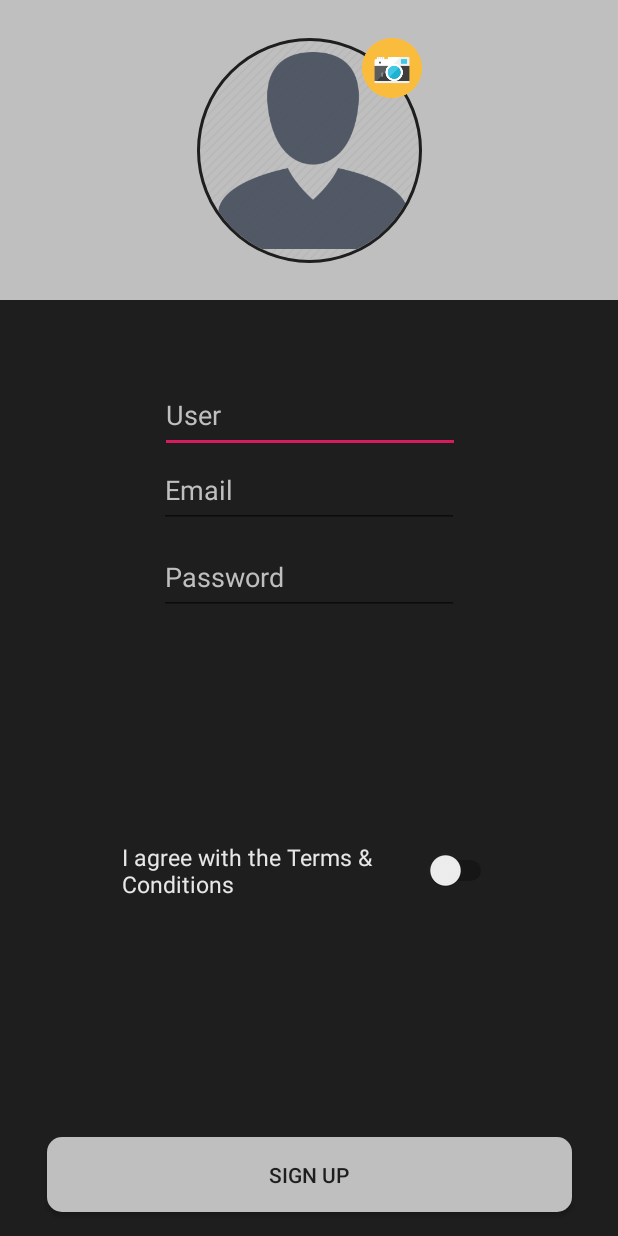
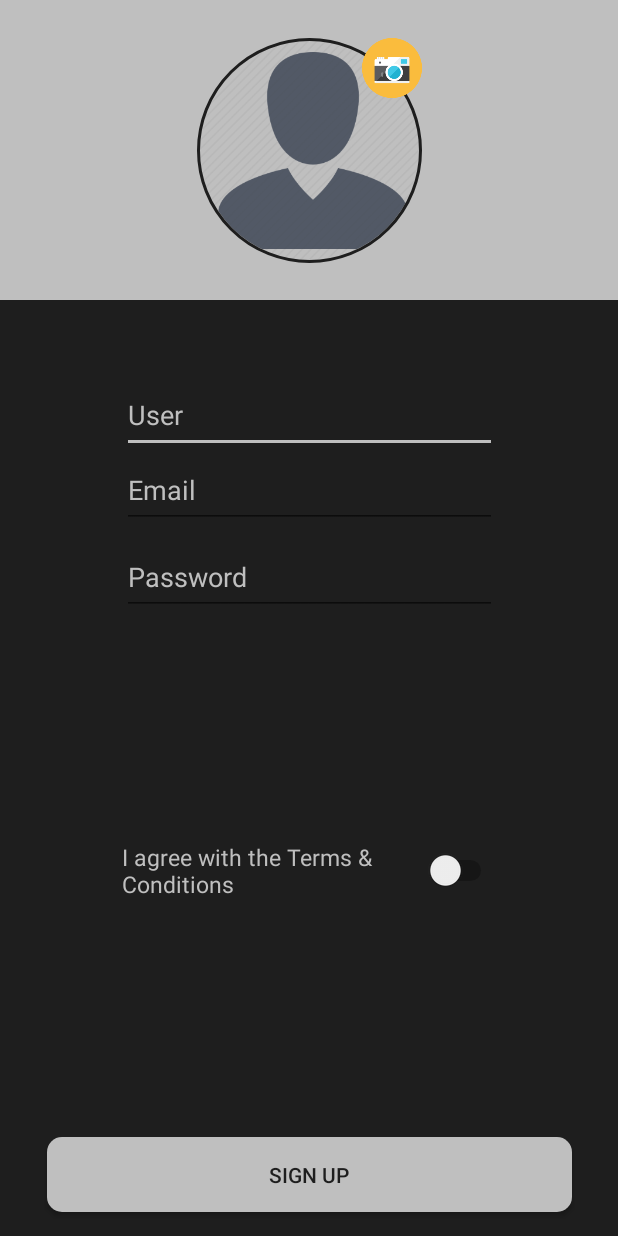
Before and after one commit to SebastianRueda/Login, an Android app: the layout activity_sign_up.xml on its own in the app's theme, with its tools: preview values and no code run, on a phone screen of 412 x 824 dp. Run offline under Robolectric (Android 15) with nearby library versions, the phone set to English and light mode, and no system bars.

Commit message:
más correciones de seguridad y eliminación de barras de las activitys.

```diff
--- a/app/src/main/java/com/infinixsoft/login/LoginActivity.java
+++ b/app/src/main/java/com/infinixsoft/login/LoginActivity.java
@@ -6,6 +6,7 @@ import android.content.SharedPreferences;
 import android.support.v7.app.AppCompatActivity;
 import android.os.Bundle;
 import android.view.View;
+import android.view.Window;
 import android.widget.Button;
 import android.widget.EditText;
 import android.widget.Toast;
@@ -23,6 +24,7 @@ public class LoginActivity extends AppCompatActivity {
     @Override
     protected void onCreate(Bundle savedInstanceState) {
         super.onCreate(savedInstanceState);
+        getSupportActionBar().hide();
         setContentView(R.layout.activity_login);
 
         editTextEmail = findViewById(R.id.editTextEmail);
--- a/app/src/main/java/com/infinixsoft/login/SignUpActivity.java
+++ b/app/src/main/java/com/infinixsoft/login/SignUpActivity.java
@@ -31,6 +31,7 @@ public class SignUpActivity extends AppCompatActivity {
     @Override
     protected void onCreate(Bundle savedInstanceState) {
         super.onCreate(savedInstanceState);
+        getSupportActionBar().hide();
         setContentView(R.layout.activity_sign_up);
 
         buttonSignUp = findViewById(R.id.buttonSignUp);
--- a/app/src/main/java/com/infinixsoft/login/StartActivity.java
+++ b/app/src/main/java/com/infinixsoft/login/StartActivity.java
@@ -6,6 +6,7 @@ import android.content.SharedPreferences;
 import android.support.v7.app.AppCompatActivity;
 import android.os.Bundle;
 import android.view.View;
+import android.view.Window;
 import android.widget.Button;
 import android.widget.ImageView;
 
@@ -22,6 +23,7 @@ public class StartActivity extends AppCompatActivity {
     @Override
     protected void onCreate(Bundle savedInstanceState) {
         super.onCreate(savedInstanceState);
+        getSupportActionBar().hide();
         setContentView(R.layout.activity_start);
 
         imageViewStart = findViewById(R.id.imageViewStart);
--- a/app/src/main/res/layout/activity_home.xml
+++ b/app/src/main/res/layout/activity_home.xml
@@ -4,7 +4,7 @@
     xmlns:tools="http://schemas.android.com/tools"
     android:layout_width="match_parent"
     android:layout_height="match_parent"
-    android:background="#1e1e1e"
+    android:background="@color/colorBackgroundDark"
     tools:context=".HomeActivity">
 
     <Button
--- a/app/src/main/res/layout/activity_sign_up.xml
+++ b/app/src/main/res/layout/activity_sign_up.xml
@@ -4,14 +4,14 @@
     xmlns:tools="http://schemas.android.com/tools"
     android:layout_width="match_parent"
     android:layout_height="match_parent"
-    android:background="#1e1e1e"
+    android:background="@color/colorBackgroundDark"
     tools:context=".SignUpActivity">
 
     <View
         android:id="@+id/viewSignUp"
         android:layout_width="wrap_content"
         android:layout_height="200dp"
-        android:background="#bfbfbf"
+        android:background="@color/colorText"
         app:layout_constraintLeft_toLeftOf="parent"
         app:layout_constraintRight_toRightOf="parent"
         app:layout_constraintTop_toTopOf="parent"/>
@@ -23,7 +23,7 @@
         android:layout_height="150dp"
         android:src="@mipmap/ic_login"
         app:civ_border_width="2dp"
-        app:civ_border_color="#1e1e1e"
+        app:civ_border_color="@color/colorBackgroundDark"
         app:layout_constraintBottom_toBottomOf="@+id/viewSignUp"
         app:layout_constraintLeft_toLeftOf="@+id/viewSignUp"
         app:layout_constraintRight_toRightOf="@+id/viewSignUp"
@@ -40,11 +40,11 @@
 
     <EditText
         android:id="@+id/editTextUserSignUp"
-        android:layout_width="200dp"
+        android:layout_width="250dp"
         android:layout_height="50dp"
         android:hint="User"
-        android:textColor="#bfbfbf"
-        android:textColorHint="#bfbfbf"
+        android:textColor="@color/colorText"
+        android:textColorHint="@color/colorText"
         app:layout_constraintBottom_toBottomOf="parent"
         app:layout_constraintHorizontal_bias="0.502"
         app:layout_constraintLeft_toLeftOf="parent"
@@ -54,11 +54,11 @@
 
     <EditText
         android:id="@+id/editTextEmailSignUp"
-        android:layout_width="200dp"
+        android:layout_width="250dp"
         android:layout_height="50dp"
         android:hint="Email"
-        android:textColor="#bfbfbf"
-        android:textColorHint="#bfbfbf"
+        android:textColor="@color/colorText"
+        android:textColorHint="@color/colorText"
         android:inputType="textEmailAddress"
         app:layout_constraintLeft_toLeftOf="parent"
         app:layout_constraintRight_toRightOf="parent"
@@ -66,12 +66,12 @@
 
     <EditText
         android:id="@+id/editTextPasswordSignUp"
-        android:layout_width="200dp"
+        android:layout_width="250dp"
         android:layout_height="50dp"
         android:layout_marginTop="8dp"
         android:hint="Password"
-        android:textColor="#bfbfbf"
-        android:textColorHint="#bfbfbf"
+        android:textColor="@color/colorText"
+        android:textColorHint="@color/colorText"
         android:inputType="textPassword"
         app:layout_constraintLeft_toLeftOf="parent"
         app:layout_constraintRight_toRightOf="parent"
@@ -84,7 +84,7 @@
         android:layout_marginBottom="8dp"
         android:text="I agree with the Terms &amp; Conditions"
         android:textSize="15dp"
-        android:textColor="#e7e7e7"
+        android:textColor="@color/colorText"
         app:layout_constraintBottom_toTopOf="@+id/buttonSignUp"
         app:layout_constraintLeft_toLeftOf="parent"
         app:layout_constraintRight_toRightOf="parent"
@@ -97,7 +97,7 @@
         android:layout_height="50dp"
         android:background="@drawable/round_shape_button"
         android:text="Sign Up"
-        android:textColor="#1e1e1e"
+        android:textColor="@color/colorBackgroundDark"
         app:layout_constraintBottom_toBottomOf="parent"
         app:layout_constraintLeft_toLeftOf="parent"
         app:layout_constraintRight_toRightOf="parent"
--- a/app/src/main/res/values/colors.xml
+++ b/app/src/main/res/values/colors.xml
@@ -3,4 +3,9 @@
     <color name="colorPrimary">#008577</color>
     <color name="colorPrimaryDark">#00574B</color>
     <color name="colorAccent">#D81B60</color>
+
+    <color name="colorBackground">#3c3b3b</color>
+    <color name="colorBackgroundDark">#1e1e1e</color>
+    <color name="colorText">#bfbfbf</color>
+    <color name="colorSecond">#8d8d8d</color>
 </resources>
--- a/app/src/main/res/values/styles.xml
+++ b/app/src/main/res/values/styles.xml
@@ -3,9 +3,9 @@
     <!-- Base application theme. -->
     <style name="AppTheme" parent="Theme.AppCompat.Light.DarkActionBar">
         <!-- Customize your theme here. -->
-        <item name="colorPrimary">@color/colorPrimary</item>
-        <item name="colorPrimaryDark">@color/colorPrimaryDark</item>
-        <item name="colorAccent">@color/colorAccent</item>
+        <item name="colorPrimary">@color/colorBackground</item>
+        <item name="colorPrimaryDark">@color/colorBackgroundDark</item>
+        <item name="colorAccent">@color/colorText</item>
     </style>
 
 </resources>
```
Also changed, not shown: app/src/main/java/com/infinixsoft/login/HomeActivity.java (+25 -1 lines), app/src/main/res/layout/activity_start.xml (+4 -3 lines).
